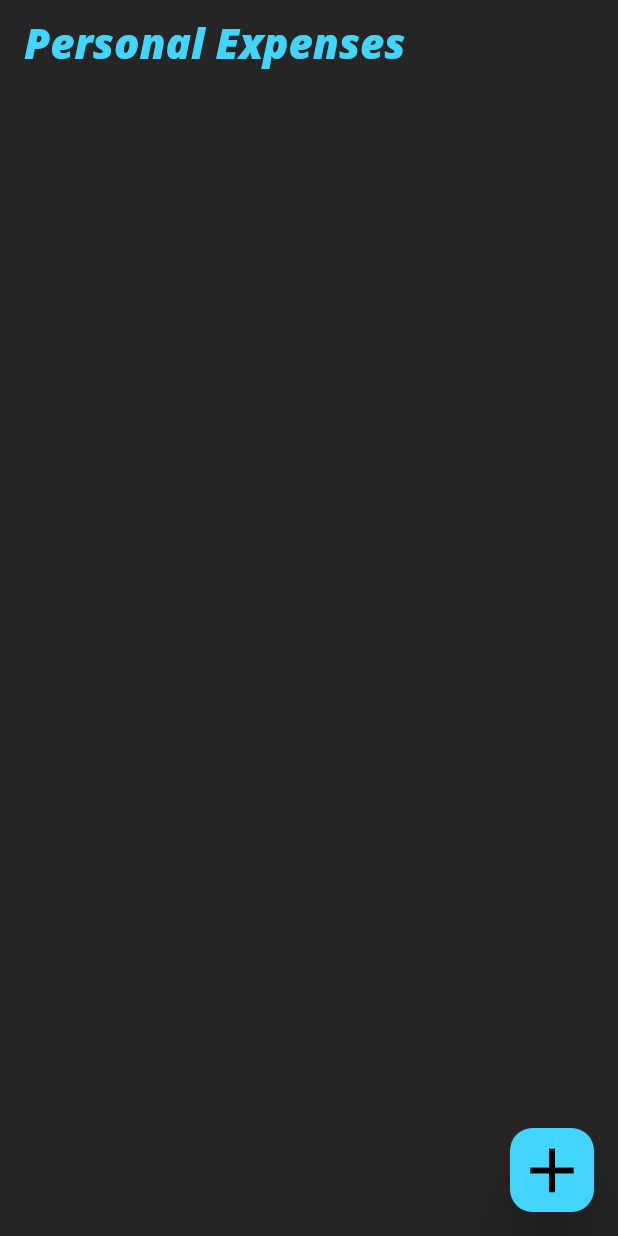
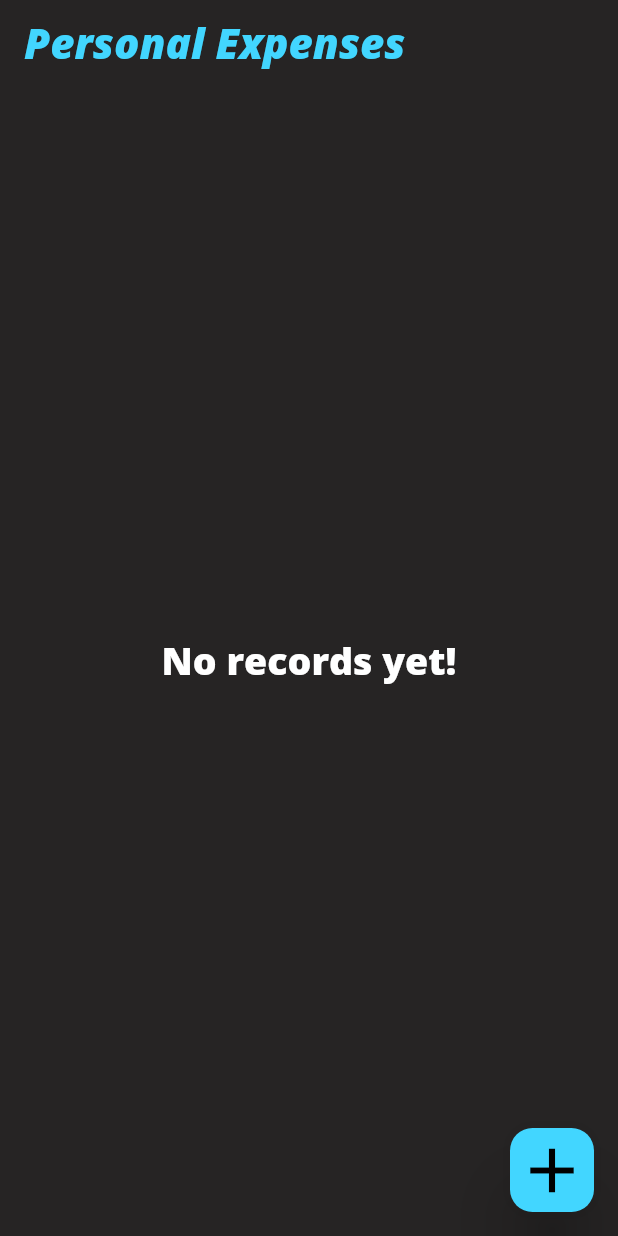
Before and after one commit to samitkapoor/Personal-Expenses, a Flutter app: the screen it shows after launch, on a phone screen of 412 x 824 dp. Run offline on Flutter 3.47's test engine with Material 2 defaults, Android fonts, the phone set to English and light mode, and no system bars; our stand-ins replace get, sqflite; accounts and stored records are empty.

Commit message:
Refactored code

```diff
--- a/lib/components/bottom_sheet_form.dart
+++ b/lib/components/bottom_sheet_form.dart
@@ -13,7 +13,6 @@ class InsertRecordBottomSheet extends StatelessWidget {
 
   void _submitFunction() {
     if (_formkey.currentState!.validate() == true) {
-      print('Adding the expense record...');
       var expenseController = Get.find<ExpenseController>();
       expenseRecord.id = DateTime.now().toString();
       expenseController.addRecord(expenseRecord);
--- a/lib/core/home_page.dart
+++ b/lib/core/home_page.dart
@@ -54,8 +54,18 @@ class Homepage extends StatelessWidget {
         ),
         body: GetBuilder<ExpenseController>(
           builder: (controller) {
-            return ListView(
-              padding: const EdgeInsets.symmetric(horizontal: 5, vertical: 5),
+            return controller.allRecords.isEmpty
+                ? const Center(
+                    child: Text(
+                      'No records yet!',
+                      style: TextStyle(
+                        color: Colors.white,
+                      ),
+                    ),
+                  )
+                : ListView(
+                    padding:
+                        const EdgeInsets.symmetric(horizontal: 5, vertical: 5),
                     physics: const BouncingScrollPhysics(),
                     children: [
                       ...controller.allRecords.reversed.map(
--- a/lib/core/personal_expenses.dart
+++ b/lib/core/personal_expenses.dart
@@ -17,7 +17,7 @@ class PersonalExpenses extends StatelessWidget {
       theme: ThemeData(
         scaffoldBackgroundColor: const Color(0xff262424),
         primaryColor: const Color(0xff262424),
-        highlightColor: Color(0xff42d6ff),
+        highlightColor: const Color(0xff42d6ff),
         indicatorColor: Colors.black,
         appBarTheme: const AppBarTheme(
           backgroundColor: Colors.transparent,
```
Also changed, not shown: lib/controller/expense_controller.dart (+1 -6 lines), lib/utils/db_helper.dart (+8 -8 lines). Lines whose indentation alone changed are shown as unchanged.
